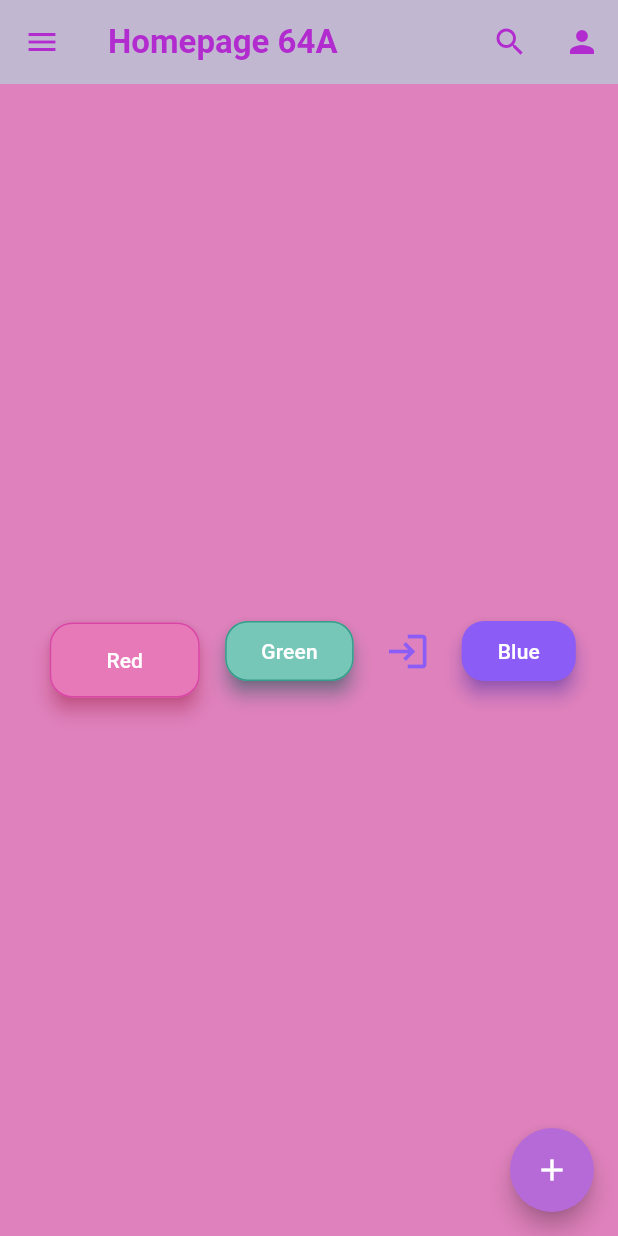
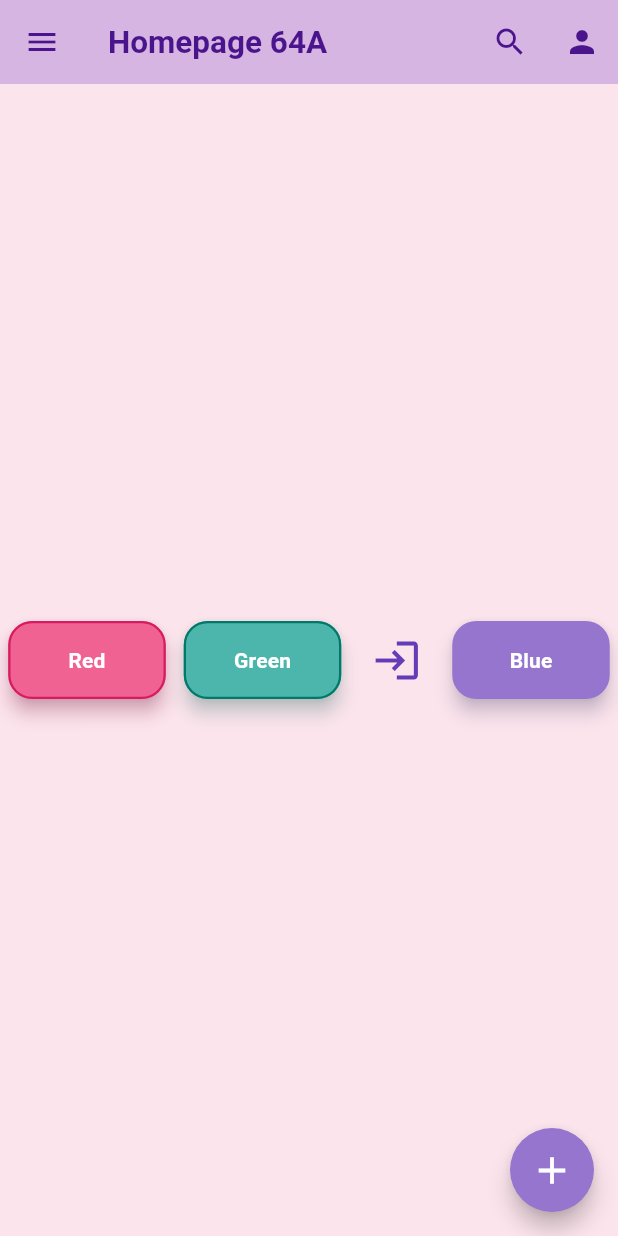
Before and after one commit to fatema-mimma/Assignmnent-3_1020, a Flutter app: the Homepage screen opened directly, on a phone screen of 412 x 824 dp. Run offline on Flutter 3.47's test engine with Material 3 defaults, Android fonts, the light colour scheme and no system bars.

Commit message:
update commit

```diff
--- a/fatema_mimma1020/lib/home_page.dart
+++ b/fatema_mimma1020/lib/home_page.dart
@@ -6,15 +6,16 @@ class Homepage extends StatelessWidget {
   @override
   Widget build(BuildContext context) {
     return Scaffold(
-      backgroundColor: const Color.fromARGB(255, 223, 129, 188),
+      backgroundColor: Colors.pink.shade50,
 
       appBar: AppBar(
         title: const Text(
           "Homepage 64A",
-          style: TextStyle(fontWeight: FontWeight.bold),
+          style: TextStyle(fontWeight: FontWeight.bold, fontSize: 21),
         ),
-        backgroundColor: const Color.fromARGB(255, 194, 183, 209),
-        foregroundColor: const Color.fromARGB(255, 177, 43, 207),
+        backgroundColor: Colors.purple.shade100,
+        foregroundColor: Colors.purple.shade900,
+        elevation: 3,
         actions: [
           IconButton(onPressed: () {}, icon: const Icon(Icons.search)),
           IconButton(onPressed: () {}, icon: const Icon(Icons.person)),
@@ -22,51 +23,50 @@ class Homepage extends StatelessWidget {
       ),
 
       drawer: Drawer(
-        backgroundColor: const Color.fromARGB(255, 237, 221, 228),
+        backgroundColor: Colors.pink.shade50,
         child: Column(
           children: [
             UserAccountsDrawerHeader(
-              decoration: const BoxDecoration(
+              decoration: BoxDecoration(
                 gradient: LinearGradient(
-                  colors: [
-                    Color(0xFF8B5CF6),
-                    Color.fromARGB(255, 178, 180, 226),
-                  ],
+                  colors: [Colors.deepPurple, Colors.pink.shade200],
                 ),
               ),
-              accountName: const Text("Name"),
-              accountEmail: const Text("Email"),
+              accountName: const Text(
+                "Welcome, Student!",
+                style: TextStyle(fontWeight: FontWeight.bold, fontSize: 18),
+              ),
+              accountEmail: const Text("Homepage 64A"),
             ),
 
             ListTile(
-              trailing: const Icon(Icons.home),
+              leading: const Icon(Icons.home),
+              trailing: const Icon(Icons.arrow_forward_ios, size: 16),
               title: const Text("HomePage"),
-              hoverColor: Colors.limeAccent,
-              splashColor: Colors.greenAccent,
+              hoverColor: Colors.pink.shade100,
               onTap: () {},
             ),
 
-            const Divider(color: Color.fromARGB(255, 213, 47, 155)),
+            Divider(color: Colors.pink.shade200),
 
             ListTile(
-              trailing: const Icon(Icons.settings),
+              leading: const Icon(Icons.settings),
+              trailing: const Icon(Icons.arrow_forward_ios, size: 16),
               title: const Text("Settings"),
-              hoverColor: Colors.limeAccent,
-              splashColor: Colors.greenAccent,
+              hoverColor: Colors.pink.shade100,
               onTap: () {},
             ),
 
-            const Divider(color: Color.fromARGB(255, 169, 91, 142)),
+            Divider(color: Colors.pink.shade200),
 
             const Spacer(),
 
-            const Divider(color: Color(0xFFE8A7D1)),
+            Divider(color: Colors.pink.shade200),
 
             ListTile(
-              trailing: const Icon(Icons.logout),
+              leading: const Icon(Icons.logout),
               title: const Text("Logout"),
-              hoverColor: Colors.limeAccent,
-              splashColor: Colors.greenAccent,
+              hoverColor: Colors.pink.shade100,
               onTap: () {},
             ),
           ],
@@ -75,72 +75,83 @@ class Homepage extends StatelessWidget {
 
       floatingActionButton: FloatingActionButton(
         onPressed: () {},
-        backgroundColor: const Color(0xFFB56AD8),
+        backgroundColor: Colors.deepPurple.shade300,
         foregroundColor: Colors.white,
         tooltip: "Add something",
+        elevation: 6,
         shape: const CircleBorder(),
-        child: const Icon(Icons.add),
+        child: const Icon(Icons.add, size: 30),
       ),
 
       body: Center(
         child: Wrap(
           alignment: WrapAlignment.center,
+          crossAxisAlignment: WrapCrossAlignment.center,
           spacing: 12,
-          runSpacing: 15,
+          runSpacing: 18,
           children: [
-            Padding(
-              padding: const EdgeInsets.all(5),
-              child: TextButton(
+            TextButton(
               onPressed: () {},
               style: TextButton.styleFrom(
-                  backgroundColor: const Color(0xFFE879B9),
+                backgroundColor: Colors.pink.shade300,
                 foregroundColor: Colors.white,
-                  side: const BorderSide(color: Color(0xFFD946A6)),
+                side: BorderSide(color: Colors.pink.shade600, width: 1.5),
                 elevation: 5,
-                  shadowColor: Colors.pinkAccent,
-                  fixedSize: const Size(100, 50),
+                shadowColor: Colors.pink.shade200,
+                fixedSize: const Size(105, 52),
                 shape: RoundedRectangleBorder(
-                    borderRadius: BorderRadius.circular(15),
+                  borderRadius: BorderRadius.circular(16),
                 ),
               ),
-                child: const Text("Red"),
+              child: const Text(
+                "Red",
+                style: TextStyle(fontWeight: FontWeight.bold),
               ),
             ),
 
             OutlinedButton(
               onPressed: () {},
               style: OutlinedButton.styleFrom(
-                backgroundColor: const Color(0xFF76C7B7),
+                backgroundColor: Colors.teal.shade300,
                 foregroundColor: Colors.white,
-                side: const BorderSide(color: Color(0xFF369B8A)),
+                side: BorderSide(color: Colors.teal.shade700, width: 1.5),
                 elevation: 5,
-                shadowColor: Colors.teal,
+                shadowColor: Colors.teal.shade100,
+                fixedSize: const Size(105, 52),
                 shape: RoundedRectangleBorder(
-                  borderRadius: BorderRadius.circular(15),
+                  borderRadius: BorderRadius.circular(16),
                 ),
               ),
-              child: const Text("Green"),
+              child: const Text(
+                "Green",
+                style: TextStyle(fontWeight: FontWeight.bold),
+              ),
             ),
 
             IconButton(
               onPressed: () {},
               icon: const Icon(Icons.login),
-              color: const Color(0xFF8B5CF6),
-              iconSize: 30,
+              color: Colors.deepPurple,
+              iconSize: 34,
+              tooltip: "Login",
             ),
 
             ElevatedButton(
               onPressed: () {},
               style: ElevatedButton.styleFrom(
-                backgroundColor: const Color(0xFF8B5CF6),
+                backgroundColor: Colors.deepPurple.shade300,
                 foregroundColor: Colors.white,
                 elevation: 5,
-                shadowColor: Colors.deepPurpleAccent,
+                shadowColor: Colors.deepPurple.shade100,
+                fixedSize: const Size(105, 52),
                 shape: RoundedRectangleBorder(
-                  borderRadius: BorderRadius.circular(15),
+                  borderRadius: BorderRadius.circular(16),
                 ),
               ),
-              child: const Text("Blue"),
+              child: const Text(
+                "Blue",
+                style: TextStyle(fontWeight: FontWeight.bold),
+              ),
             ),
           ],
         ),
--- a/fatema_mimma1020/lib/main.dart
+++ b/fatema_mimma1020/lib/main.dart
@@ -1,7 +1,7 @@
-import 'package:fatema_mimma1020/home_page.dart';
 import 'package:flutter/material.dart';
+import 'package:fatema_mimma1020/container_page.dart';
 
-import 'container_page.dart';
+//import 'package:fatema_mimma1020/home_page.dart';
 
 void main() {
   runApp(const MyApp());
@@ -13,7 +13,6 @@ class MyApp extends StatelessWidget {
   @override
   Widget build(BuildContext context) {
     return MaterialApp(
-      //theme: ThemeData.dark(),
       debugShowCheckedModeBanner: false,
       home: ContainerPage(),
     );
```
Also changed, not shown: fatema_mimma1020/lib/container_page.dart (+25 -36 lines). Lines whose indentation alone changed are shown as unchanged.
